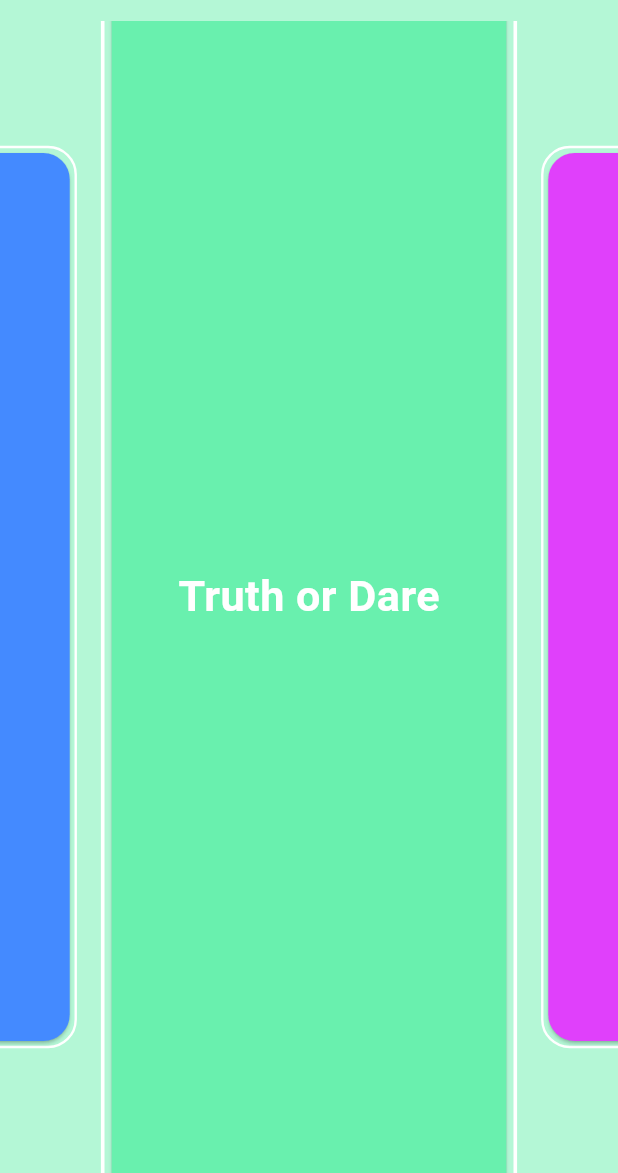
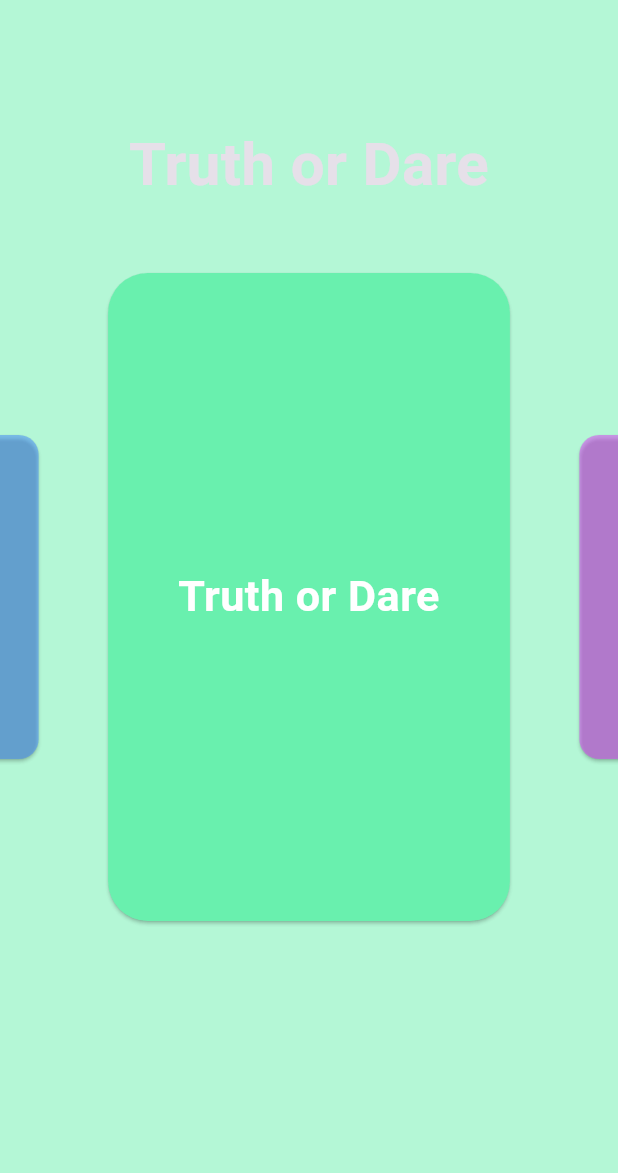
Before and after one commit to kefeh/social_shuffle, a Flutter app: the screen it shows after launch, swiped to page 3, on a phone screen of 412 x 824 dp, the part 63-1236 px from its top. Run offline on Flutter 3.47's test engine with Material 3 defaults, Android fonts, the phone set to English and light mode, and no system bars; our stand-ins replace flutter_svg, google_fonts.

Commit message:
improve the design of the dashboard

```diff
--- /dev/null
+++ b/lib/core/models/card.dart
@@ -0,0 +1,33 @@
+class Card {
+  final String content;
+  final List<String>? options;
+  final int? correctIndex;
+  final Map<String, dynamic>? meta;
+
+  Card({
+    required this.content,
+    this.options,
+    this.correctIndex,
+    this.meta,
+  });
+
+  factory Card.fromJson(Map<String, dynamic> json) {
+    return Card(
+      content: json['content'] as String,
+      options: (json['options'] as List<dynamic>?)
+          ?.map((e) => e as String)
+          .toList(),
+      correctIndex: json['correct_index'] as int?,
+      meta: json['meta'] as Map<String, dynamic>?,
+    );
+  }
+
+  Map<String, dynamic> toJson() {
+    return {
+      'content': content,
+      'options': options,
+      'correct_index': correctIndex,
+      'meta': meta,
+    };
+  }
+}
--- a/lib/features/dashboard/dashboard_screen.dart
+++ b/lib/features/dashboard/dashboard_screen.dart
@@ -1,4 +1,5 @@
 import 'dart:math';
+import 'dart:ui';
 import 'package:flutter/material.dart';
 import 'package:social_shuffle/features/dashboard/widgets/game_mode_card.dart';
 import 'package:social_shuffle/features/deck_library/deck_library_sheet.dart';
@@ -56,9 +57,9 @@ class _DashboardScreenState extends State<DashboardScreen> {
   @override
   Widget build(BuildContext context) {
     return Scaffold(
-      backgroundColor: _isCarouselView
-          ? _backgroundColor.withOpacity(0.5)
-          : Theme.of(context).scaffoldBackgroundColor,
+      backgroundColor: _backgroundColor.withOpacity(
+        _isCarouselView ? 0.5 : 0.2,
+      ),
       appBar: AppBar(
         backgroundColor: Colors.transparent,
         elevation: 0,
@@ -67,7 +68,11 @@ class _DashboardScreenState extends State<DashboardScreen> {
           IconButton(
             icon: Icon(_isCarouselView ? Icons.grid_on : Icons.view_carousel),
             onPressed: () {
+              if (_isCarouselView) {
+                _pageController.jumpTo(0.0);
+              }
               setState(() {
+                _currentPage = 0;
                 _isCarouselView = !_isCarouselView;
               });
             },
@@ -76,31 +81,74 @@ class _DashboardScreenState extends State<DashboardScreen> {
       ),
       body: _isCarouselView
           ? PageView.builder(
+              key: ValueKey('PageView'),
               controller: _pageController,
               itemCount: _gameModes.length,
               itemBuilder: (context, index) {
+                double scale = max(0.6, (1.2 - (_currentPage - index).abs()));
                 final mode = _gameModes[index];
-                double scale = max(
-                  0.8,
-                  (1.0 - (_currentPage - index).abs()) + 0.2,
-                );
-                return Transform.scale(
-                  scale: scale,
-                  child: GameModeCard(
-                    title: mode['title'],
-                    color: mode['color'],
-                    onTap: () => _showDeckLibrary(context),
-                    isGridView: false, // Ensure full opacity for carousel view
-                  ),
+                double pagePos = _pageController.position.haveDimensions
+                    ? _pageController.page!
+                    : 0.0;
+                double distanceFromCenter = (index - pagePos).abs();
+
+                double opacity = 0.0;
+
+                if (distanceFromCenter < 0.5) {
+                  opacity = (0.5 - distanceFromCenter) * 2;
+
+                  opacity = opacity.clamp(0.0, 1.0);
+                }
+                return Column(
+                  children: [
+                    Expanded(
+                      flex: 1,
+                      child: Center(
+                        child: Opacity(
+                          opacity: opacity.ceil().toDouble(),
+                          child: Transform.translate(
+                            offset: Offset(0, 50 * (1 - opacity)),
+                            child: Text(
+                              mode['title'],
+                              textAlign: TextAlign.center,
+                              style: const TextStyle(
+                                fontSize: 40,
+                                fontWeight: FontWeight.bold,
+                              ),
+                            ),
+                          ),
+                        ),
+                      ),
+                    ),
+                    Expanded(
+                      flex: 2,
+                      child: Transform.scale(
+                        scale: scale,
+                        child: GameModeCard(
+                          title: mode['title'],
+                          color: (mode['color'] as Color).withOpacity(
+                            opacity == 0
+                                ? 0.5
+                                : clampDouble(opacity + 0.5, 0.5, 1.0),
+                          ),
+                          onTap: () => _showDeckLibrary(context),
+                          isGridView:
+                              false, // Ensure full opacity for carousel view
+                        ),
+                      ),
+                    ),
+                    Expanded(flex: 1, child: Container()),
+                  ],
                 );
               },
             )
           : Padding(
               padding: const EdgeInsets.all(8.0),
               child: GridView.builder(
+                key: ValueKey('GridView'),
                 gridDelegate: const SliverGridDelegateWithFixedCrossAxisCount(
                   crossAxisCount: 2,
-                  childAspectRatio: 1.0, // Adjusted for 2x4 layout
+                  childAspectRatio: 0.5, // Adjusted for 2x4 layout
                   mainAxisSpacing: 8,
                   crossAxisSpacing: 8,
                 ),
--- a/lib/features/dashboard/widgets/game_mode_card.dart
+++ b/lib/features/dashboard/widgets/game_mode_card.dart
@@ -20,18 +20,16 @@ class GameModeCard extends StatelessWidget {
       onTap: onTap,
       child: Container(
         margin: const EdgeInsets.all(8.0),
-        decoration: BoxDecoration(
-          borderRadius: BorderRadius.circular(24),
-          border: Border.all(color: Colors.white, width: 2),
-        ),
+        decoration: BoxDecoration(borderRadius: BorderRadius.circular(24)),
         child: Card(
-          color: isGridView ? color.withOpacity(0.4) : color,
+          color: isGridView ? color.withOpacity(0.8) : color,
           shape: RoundedRectangleBorder(
             borderRadius: BorderRadius.circular(22),
           ),
           child: Center(
             child: Text(
               title,
+              textAlign: TextAlign.center,
               style: const TextStyle(
                 fontSize: 24,
                 fontWeight: FontWeight.bold,
```
Also changed, not shown: lib/features/summary/summary_screen.dart (+46 -2 lines), 1 other file.
